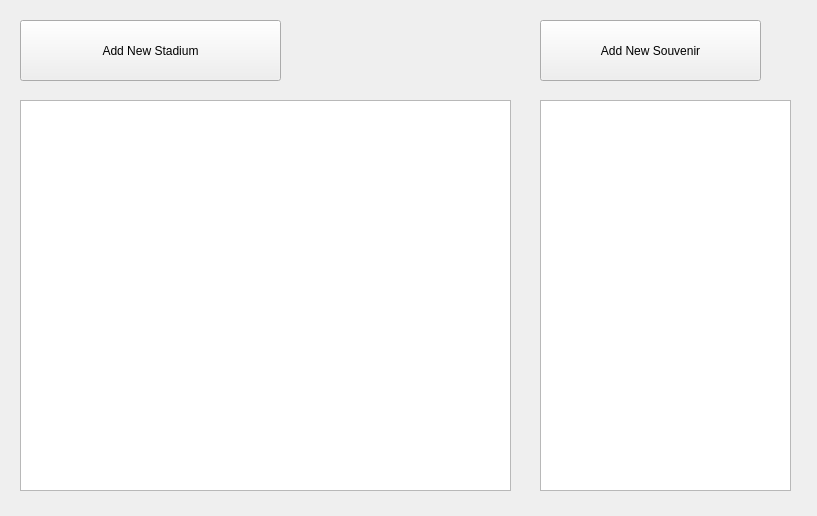
Above: src/form/editstadiuminfo.ui from home-run/subtle-cosmic-moose before the change. Below: the same form after it.
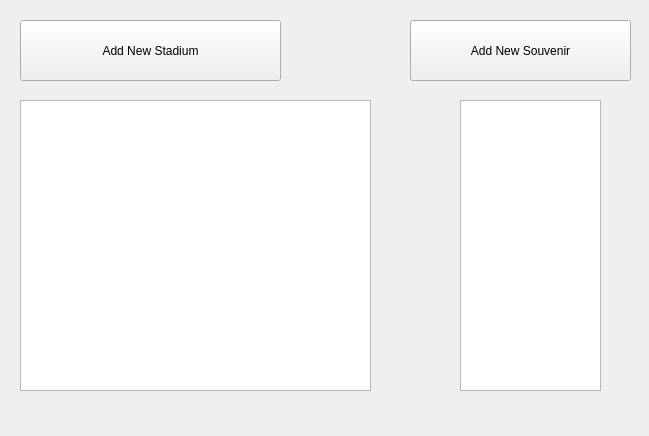
That is the form after the change.

Commit message: Basic layout is done, you can cycle to each page by clicking next. The back button has not been implemented yet. We can do the flow of the application later.

```diff
--- a/src/form/editstadiuminfo.ui
+++ b/src/form/editstadiuminfo.ui
@@ -6,8 +6,8 @@
    <rect>
     <x>0</x>
     <y>0</y>
-    <width>817</width>
-    <height>516</height>
+    <width>649</width>
+    <height>436</height>
    </rect>
   </property>
   <property name="windowTitle">
@@ -29,7 +29,7 @@
   <widget class="QPushButton" name="editStadiumInfo_pushButton_addNewSouvenir">
    <property name="geometry">
     <rect>
-     <x>540</x>
+     <x>410</x>
      <y>20</y>
      <width>221</width>
      <height>61</height>
@@ -44,18 +44,18 @@
     <rect>
      <x>20</x>
      <y>100</y>
-     <width>491</width>
-     <height>391</height>
+     <width>351</width>
+     <height>291</height>
     </rect>
    </property>
   </widget>
   <widget class="QTableView" name="editStadiumInfo_tableView_souvenirInfo">
    <property name="geometry">
     <rect>
-     <x>540</x>
+     <x>460</x>
      <y>100</y>
-     <width>251</width>
-     <height>391</height>
+     <width>141</width>
+     <height>291</height>
     </rect>
    </property>
   </widget>
```
The commit also changes 5 other files.
